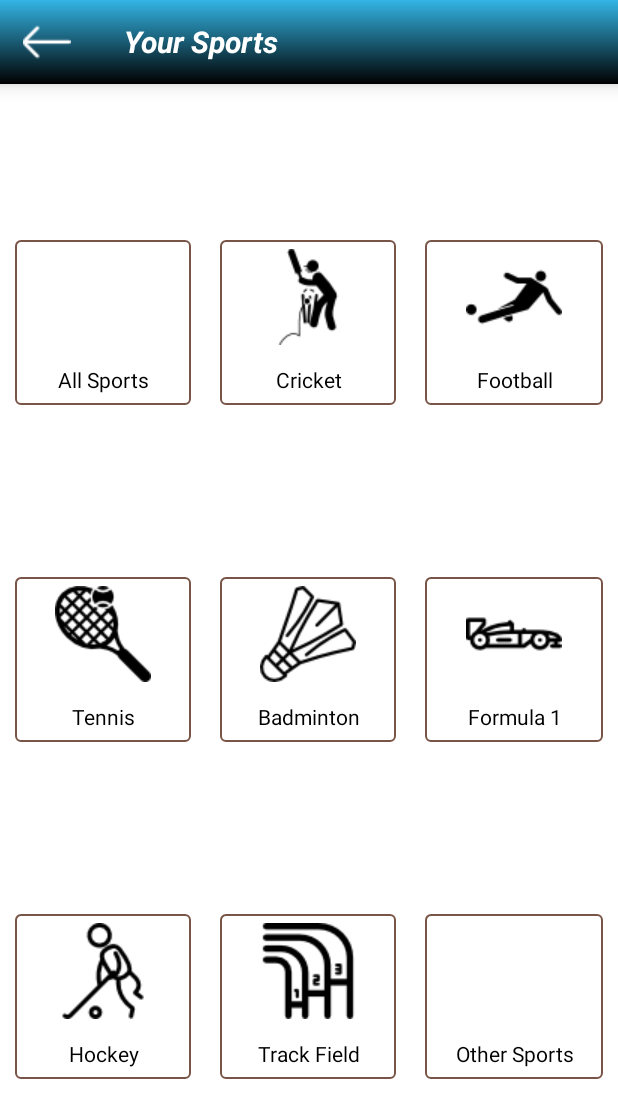
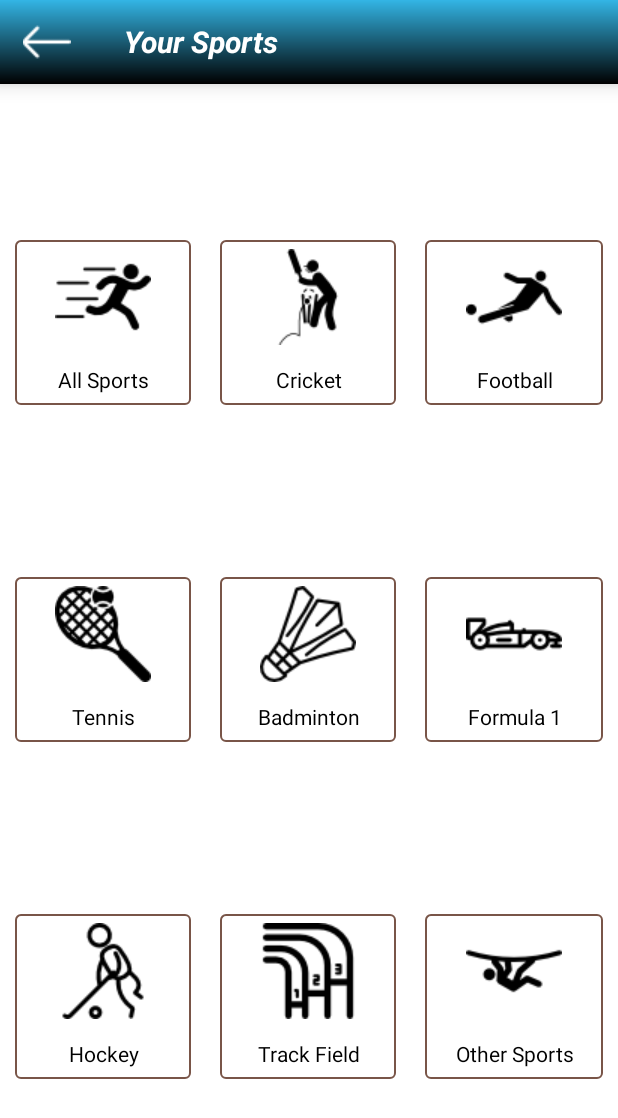
Before and after one commit to come4ranirban/SportsDilSe, an Android app: the screen it shows after launch (MainActivity), after a tap on an icon or button, on a phone screen of 412 x 824 dp. Shown: the top 1118 px of the screen. Run offline under Robolectric (Android 15) with nearby library versions, the phone set to English and light mode, and no system bars; libraries missing offline, so code that uses them is left out: com.facebook.drawee; 1 statement that could not run was skipped; 2 other taps on this screen came first.

Commit message:
Before home

```diff
--- a/app/src/main/java/com/example/asarka1x/sportsdilse/SelectSports.java
+++ b/app/src/main/java/com/example/asarka1x/sportsdilse/SelectSports.java
@@ -30,7 +30,7 @@ public class SelectSports extends Fragment {
 
 
     private ImageButton back;
-    private ImageView cricketicon,footballicon,tennisicon,badmintonicon,formulaicon,hockeyicon,trackfieldicon;
+    private ImageView cricketicon,footballicon,tennisicon,badmintonicon,formulaicon,hockeyicon,trackfieldicon,othericon,allsportsicon;
     private LinearLayout allsports,cricket,football,tennis,badminton,formula1,hockey,trackfield,others;
     private SQLiteDatabase db;
     private Handler h;
@@ -58,6 +58,8 @@ public class SelectSports extends Fragment {
         formulaicon= (ImageView)v.findViewById(R.id.formulaicon);
         hockeyicon= (ImageView)v.findViewById(R.id.hockeyicon);
         trackfieldicon= (ImageView)v.findViewById(R.id.trackfieldicon);
+        othericon= (ImageView)v.findViewById(R.id.othericon);
+        allsportsicon= (ImageView)v.findViewById(R.id.allSportsicon);
         return v;
     }
 
@@ -78,9 +80,15 @@ public class SelectSports extends Fragment {
             public void run() {
                 if(Const.cricket==true && Const.football==true && Const.hockey==true && Const.tennis==true && Const.badminton==true
                         && Const.formula1==true && Const.other==true && Const.trackfield==true)
+                {
                     allsports.setBackgroundResource(R.drawable.selectedsports);
+                    allsportsicon.setImageResource(R.drawable.allsportswhite);
+                }
                 else
+                {
                     allsports.setBackgroundResource(R.drawable.rectangleshapewhite);
+                    allsportsicon.setImageResource(R.drawable.allsportsblack);
+                }
                 runnable= this;
                 h.postDelayed(this, 20);
             }
@@ -248,6 +256,7 @@ public class SelectSports extends Fragment {
                 Const.setadapter= true;
                 if(Const.other==false){
                     others.setBackgroundResource(R.drawable.selectedsports);
+                    othericon.setImageResource(R.drawable.climbingwhite);
                     Const.other=true;
                 }else {
                     if(Const.allSports==true){
@@ -255,6 +264,7 @@ public class SelectSports extends Fragment {
                         Const.allSports=false;
                     }
                     others.setBackgroundResource(R.drawable.rectangleshapewhite);
+                    othericon.setImageResource(R.drawable.climbingblack);
                     Const.other= false;
                 }
             }
@@ -263,6 +273,7 @@ public class SelectSports extends Fragment {
 
     public void disselectAllSports(){
         allsports.setBackgroundResource(R.drawable.rectangleshapewhite);
+        allsportsicon.setImageResource(R.drawable.allsportsblack);
         cricket.setBackgroundResource(R.drawable.rectangleshapewhite);
         cricketicon.setImageResource(R.drawable.cricketblack);
         football.setBackgroundResource(R.drawable.rectangleshapewhite);
@@ -278,6 +289,7 @@ public class SelectSports extends Fragment {
         trackfield.setBackgroundResource(R.drawable.rectangleshapewhite);
         trackfieldicon.setImageResource(R.drawable.tracksblack);
         others.setBackgroundResource(R.drawable.rectangleshapewhite);
+        othericon.setImageResource(R.drawable.climbingblack);
         Const.allSports=false;
         Const.cricket=false;
         Const.football=false;
@@ -291,6 +303,7 @@ public class SelectSports extends Fragment {
 
     public void selectAllSports(){
         allsports.setBackgroundResource(R.drawable.selectedsports);
+        allsportsicon.setImageResource(R.drawable.allsportswhite);
         cricket.setBackgroundResource(R.drawable.selectedsports);
         cricketicon.setImageResource(R.drawable.cricketwhite);
         football.setBackgroundResource(R.drawable.selectedsports);
@@ -306,6 +319,7 @@ public class SelectSports extends Fragment {
         trackfield.setBackgroundResource(R.drawable.selectedsports);
         trackfieldicon.setImageResource(R.drawable.trackswhite);
         others.setBackgroundResource(R.drawable.selectedsports);
+        othericon.setImageResource(R.drawable.climbingwhite);
         Const.allSports=true;
         Const.cricket=true;
         Const.football=true;
@@ -321,7 +335,14 @@ public class SelectSports extends Fragment {
     public void onViewStateRestored(@Nullable Bundle savedInstanceState) {
         super.onViewStateRestored(savedInstanceState);
         if(Const.allSports== true)
+        {
             allsports.setBackgroundResource(R.drawable.selectedsports);
+            allsportsicon.setImageResource(R.drawable.allsportswhite);
+        }else {
+            allsportsicon.setImageResource(R.drawable.allsportsblack);
+            allsports.setBackgroundResource(R.drawable.rectangleshapewhite);
+        }
+
         if(Const.cricket== true){
             cricket.setBackgroundResource(R.drawable.selectedsports);
             cricketicon.setImageResource(R.drawable.cricketwhite);
@@ -373,8 +394,15 @@ public class SelectSports extends Fragment {
             trackfield.setBackgroundResource(R.drawable.rectangleshapewhite);
             trackfieldicon.setImageResource(R.drawable.tracksblack);
         }
+
         if(Const.other== true)
+        {
             others.setBackgroundResource(R.drawable.selectedsports);
+            othericon.setImageResource(R.drawable.climbingwhite);
+        }else {
+            others.setBackgroundResource(R.drawable.rectangleshapewhite);
+            othericon.setImageResource(R.drawable.climbingblack);
+        }
     }
 
     @Override
@@ -418,6 +446,10 @@ public class SelectSports extends Fragment {
         else
             db.execSQL("UPDATE SPORTSLIST SET track=0");
 
+        if(Const.other==true)
+            db.execSQL("UPDATE SPORTSLIST SET other=1");
+        else
+            db.execSQL("UPDATE SPORTSLIST SET other=0");
 
         if(h!=null)
             h.removeCallbacks(runnable);
--- a/app/src/main/res/layout/sportslist.xml
+++ b/app/src/main/res/layout/sportslist.xml
@@ -79,6 +79,7 @@
                         <ImageView
                             android:layout_width="match_parent"
                             android:layout_height="wrap_content"
+                            android:id="@+id/allSportsicon"
                             ></ImageView>
 
                     </LinearLayout>
@@ -412,12 +413,14 @@
                     <LinearLayout
                         android:layout_width="match_parent"
                         android:layout_height="0dp"
-                        android:layout_weight="7">
+                        android:layout_weight="7"
+                        android:gravity="center">
 
                         <ImageView
                             android:layout_width="wrap_content"
                             android:layout_height="wrap_content"
                             android:layout_gravity="center"
+                            android:id="@+id/othericon"
                             ></ImageView>
 
                     </LinearLayout>
```
Also changed, not shown: app/src/main/res/drawable/allsportsblack.png (added), app/src/main/res/drawable/allsportswhite.png (added), app/src/main/res/drawable/climbingblack.png (added), app/src/main/res/drawable/climbingwhite.png (added).
